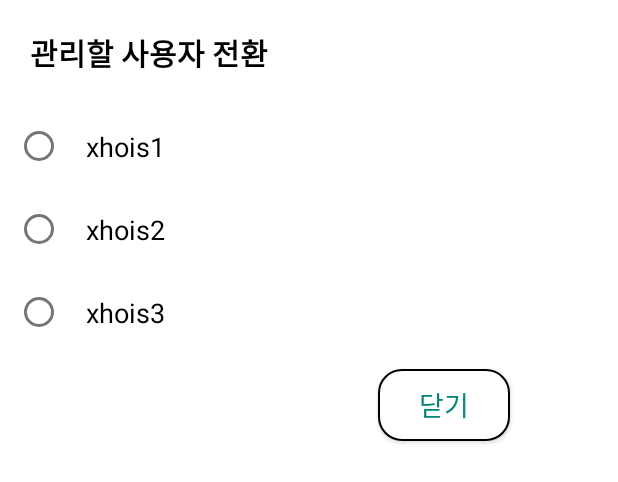
After one commit to xhois/prototype07312, an Android app: the layout custom_dialog_user_change.xml on its own in the app's theme, with its tools: preview values and no code run, on a phone screen of 412 x 824 dp. The commit adds this screen. Shown: the top 482 px of the screen. Run offline under Robolectric (Android 15) with nearby library versions, the phone set to English and light mode, and no system bars.

Commit message:
after the change of spinner_user

```diff
--- a/app/src/main/res/drawable/convert_spinner_arrow.xml
+++ b/app/src/main/res/drawable/convert_spinner_arrow.xml
@@ -22,4 +22,6 @@
         </layer-list>
     </item>
 
+
+
 </selector>
--- a/app/src/main/res/drawable/custom_button.xml
+++ b/app/src/main/res/drawable/custom_button.xml
@@ -5,7 +5,7 @@
     <item android:id="@android:id/background">
 
         <shape android:shape="rectangle">
-            <solid android:color="#FFFFFF" />
+            <solid android:color="@color/white" />
             <stroke
                 android:width="1dp"
                 android:color="@android:color/holo_green_dark" />
--- /dev/null
+++ b/app/src/main/res/layout/custom_dialog_user_change.xml
@@ -0,0 +1,59 @@
+<?xml version="1.0" encoding="utf-8"?>
+<LinearLayout xmlns:android="http://schemas.android.com/apk/res/android"
+    android:layout_width="350dp"
+    android:layout_height="wrap_content"
+    xmlns:app="http://schemas.android.com/apk/res-auto"
+    android:orientation="vertical">
+
+    <TextView
+        android:id="@+id/textView21"
+        android:layout_width="match_parent"
+        android:layout_height="wrap_content"
+        android:padding="20dp"
+        android:text="관리할 사용자 전환"
+        android:textColor="@color/black"
+        android:textSize="20sp"
+        android:textStyle="bold" />
+
+    <RadioGroup
+        android:id="@+id/radioGroup"
+        android:layout_width="match_parent"
+        android:layout_height="wrap_content"
+        android:paddingStart="10dp">
+
+        <RadioButton
+            android:id="@+id/radioButton"
+            android:layout_width="match_parent"
+            android:layout_height="wrap_content"
+            android:padding="15dp"
+            android:text="xhois1"
+            android:textSize="18sp" />
+
+        <RadioButton
+            android:id="@+id/radioButton2"
+            android:layout_width="match_parent"
+            android:layout_height="wrap_content"
+            android:padding="15dp"
+            android:text="xhois2"
+            android:textSize="18sp" />
+
+        <RadioButton
+            android:id="@+id/radioButton3"
+            android:layout_width="match_parent"
+            android:layout_height="wrap_content"
+            android:padding="15dp"
+            android:text="xhois3"
+            android:textSize="18sp" />
+    </RadioGroup>
+
+    <androidx.appcompat.widget.AppCompatButton
+        android:id="@+id/buttonDialogClose"
+        android:layout_width="wrap_content"
+        android:layout_height="wrap_content"
+        android:layout_gravity="end"
+        android:layout_margin="10dp"
+        android:background="@drawable/custom_button3_r15_black_1dp"
+        android:text="닫기"
+        android:textColor="@color/green2"
+        android:textSize="18sp" />
+</LinearLayout>
```
Also changed, not shown: app/src/main/java/app/softpower/prototype07312/MainActivity.java (+40 -15 lines), app/src/main/res/layout/activity_main.xml (+8 -3 lines).
